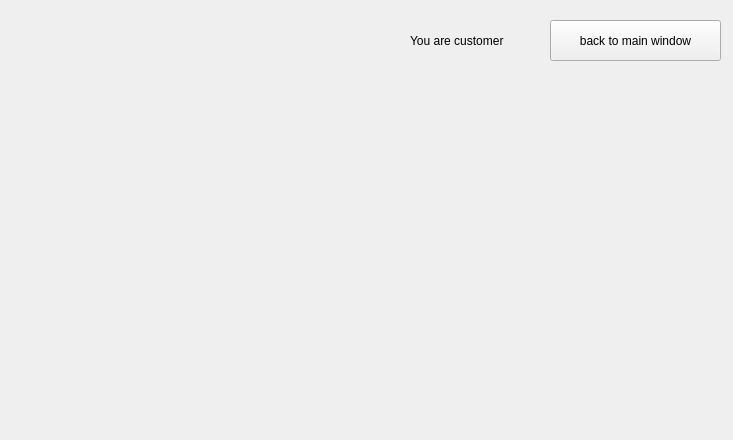
ashnaider/CourseWorkHypermarket, file GUIproject/CourseWorkHypermarket/customerwindow.ui: the form before one commit.
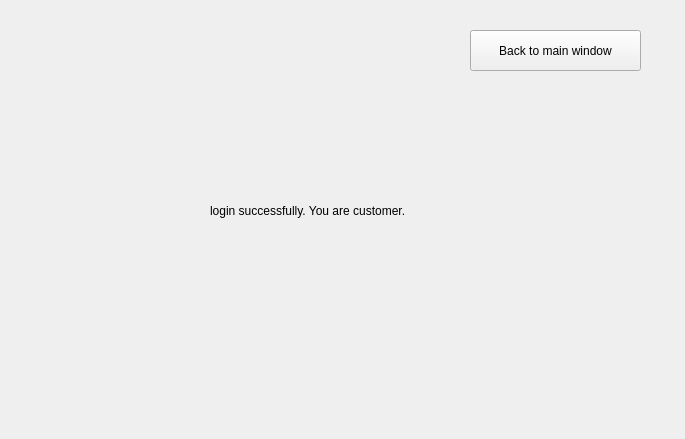
The form after the commit.

Commit message: added login form

```diff
--- a/GUIproject/CourseWorkHypermarket/customerwindow.ui
+++ b/GUIproject/CourseWorkHypermarket/customerwindow.ui
@@ -6,37 +6,37 @@
    <rect>
     <x>0</x>
     <y>0</y>
-    <width>733</width>
-    <height>440</height>
+    <width>685</width>
+    <height>439</height>
    </rect>
   </property>
   <property name="windowTitle">
    <string>Form</string>
   </property>
-  <widget class="QPushButton" name="BackToMainWindowFromCustomerBtn">
-   <property name="geometry">
-    <rect>
-     <x>550</x>
-     <y>20</y>
-     <width>171</width>
-     <height>41</height>
-    </rect>
-   </property>
-   <property name="text">
-    <string>back to main window</string>
-   </property>
-  </widget>
   <widget class="QLabel" name="label">
    <property name="geometry">
     <rect>
-     <x>410</x>
-     <y>20</y>
-     <width>151</width>
+     <x>210</x>
+     <y>190</y>
+     <width>251</width>
      <height>41</height>
     </rect>
    </property>
    <property name="text">
-    <string>You are customer</string>
+    <string>login successfully. You are customer.</string>
+   </property>
+  </widget>
+  <widget class="QPushButton" name="goToMainWindowFromCustomerButton">
+   <property name="geometry">
+    <rect>
+     <x>470</x>
+     <y>30</y>
+     <width>171</width>
+     <height>41</height>
+    </rect>
+   </property>
+   <property name="text">
+    <string>Back to main window</string>
    </property>
   </widget>
  </widget>
```
The commit also changes 25 other files.
